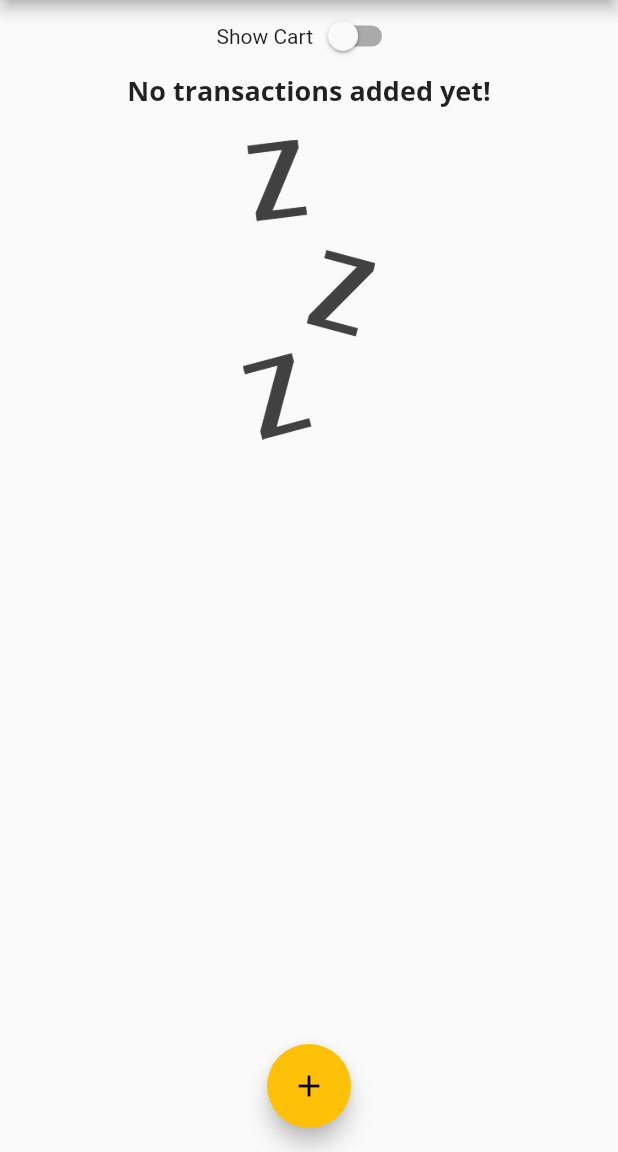
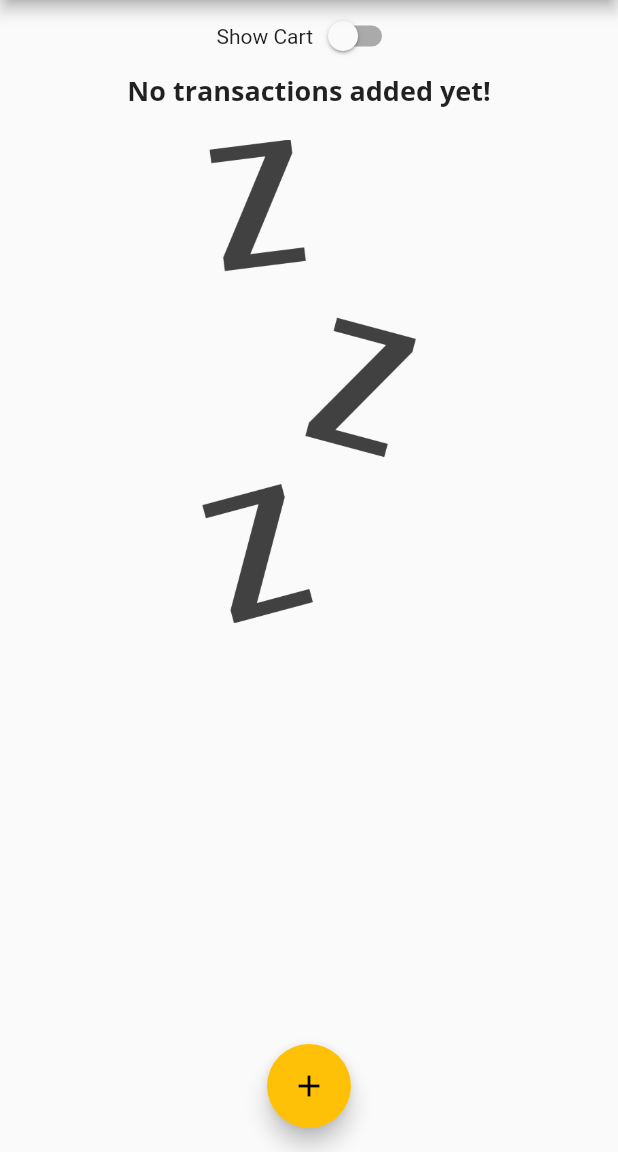
Before and after one commit to kittichanr/flutter_expense_planner, a Flutter app: the screen it shows after launch, on a phone screen of 412 x 824 dp, the part 84-1236 px from its top. Run offline on Flutter 3.47's test engine with Material 2 defaults, Android fonts, the phone set to English and light mode, and no system bars.

Commit message:
fix layout landscape

```diff
--- a/lib/main.dart
+++ b/lib/main.dart
@@ -130,7 +130,7 @@ class _MyHomePageState extends State<MyHomePage> {
                     height: (MediaQuery.of(context).size.height -
                             appBar.preferredSize.height -
                             MediaQuery.of(context).padding.top) *
-                        0.3,
+                        0.7,
                     child: Chart(_recentTransactions))
                 : Container(
                     height: (MediaQuery.of(context).size.height -
--- a/lib/widgets/transaction_list.dart
+++ b/lib/widgets/transaction_list.dart
@@ -12,7 +12,9 @@ class TransactionList extends StatelessWidget {
   @override
   Widget build(BuildContext context) {
     return transactions.isEmpty
-        ? Column(
+        ? LayoutBuilder(
+            builder: (context, constraits) {
+              return Column(
                 children: <Widget>[
                   Text(
                     'No transactions added yet!',
@@ -22,13 +24,15 @@ class TransactionList extends StatelessWidget {
                     height: 20,
                   ),
                   Container(
-                height: 200,
+                    height: constraits.maxHeight * 0.6,
                     child: Image.asset(
                       'assets/images/waiting.png',
                       fit: BoxFit.cover,
                     ),
                   )
                 ],
+              );
+            },
           )
         : ListView.builder(
             itemBuilder: (ctx, index) {
```
Lines whose indentation alone changed are shown as unchanged.
